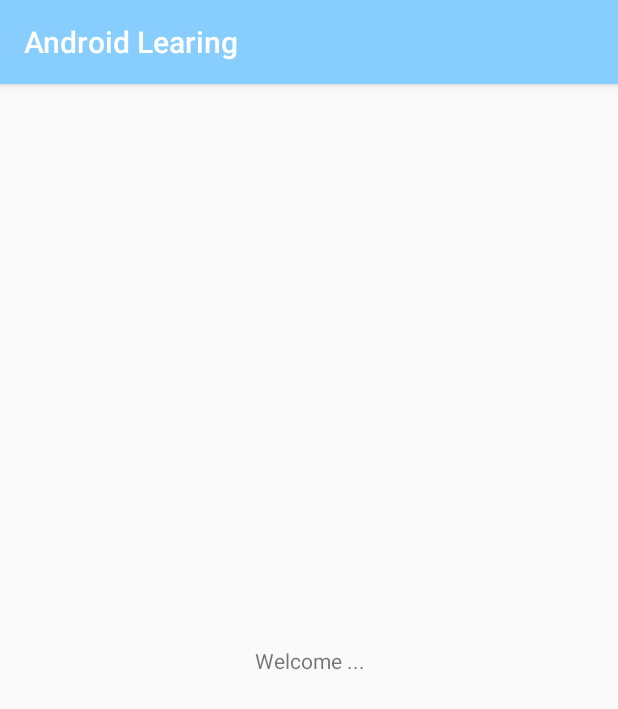
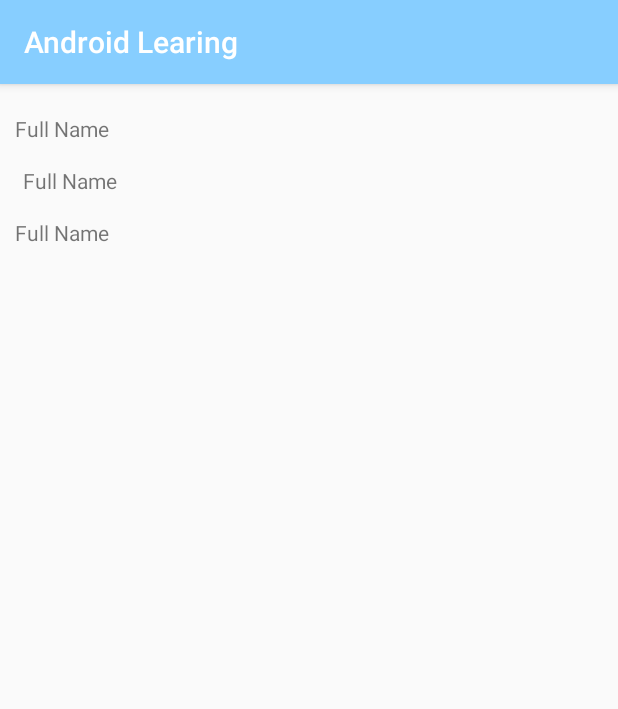
Before and after one commit to enamul95/AndroidLearning, an Android app: the Welcome screen opened directly, with no data from a screen before it, on a phone screen of 412 x 824 dp. Shown: the top 709 px of the screen. Run offline under Robolectric (Android 15) with nearby library versions, the phone set to English and light mode, and no system bars.

Commit message:
login & view data

```diff
--- a/app/src/main/java/era/com/app/Welcome.java
+++ b/app/src/main/java/era/com/app/Welcome.java
@@ -4,24 +4,52 @@ import androidx.appcompat.app.AppCompatActivity;
 
 import android.content.Intent;
 import android.os.Bundle;
+import android.util.Log;
 import android.view.View;
 import android.widget.TextView;
+import android.widget.Toast;
+
+import era.com.app.dao.DBHelpler;
+import era.com.app.model.RegistrationModel;
 
 public class Welcome extends AppCompatActivity {
 
-TextView lb_user_name;
+    TextView tv_full_name;
+    TextView tv_mobile;
+    TextView tv_email;
+
+    DBHelpler dbHelpler;
+
+
 
     @Override
     protected void onCreate(Bundle savedInstanceState) {
         super.onCreate(savedInstanceState);
         setContentView(R.layout.activity_welcome);
 
-        lb_user_name = findViewById(R.id.lb_user_name);
+
+        tv_full_name = findViewById(R.id.tv_full_name);
+        tv_mobile = findViewById(R.id.tv_mobile);
+        tv_email = findViewById(R.id.tv_email);
+
+
+        dbHelpler = new DBHelpler(this);
 
         Intent i = getIntent();
-        String username  = i.getStringExtra("user_name");
+        String mobileNumer = i.getStringExtra("mobileNumer");
 
-        lb_user_name.setText(username);
+        RegistrationModel outModel = dbHelpler.getData(mobileNumer);
+
+        tv_full_name.setText(outModel.getFullName());
+        tv_mobile.setText(outModel.getPhone());
+        tv_email.setText(outModel.getEamil());
+
+       // Toast.makeText(this, outModel.getFullName(), Toast.LENGTH_SHORT).show();
+
+
+        // Log.e("mobileNumer-->",mobileNumer);
+
+        //  lb_user_name.setText(username);
 
 
     }
--- a/app/src/main/java/era/com/app/dao/DBHelpler.java
+++ b/app/src/main/java/era/com/app/dao/DBHelpler.java
@@ -2,10 +2,14 @@ package era.com.app.dao;
 
 import android.content.ContentValues;
 import android.content.Context;
+import android.database.Cursor;
 import android.database.sqlite.SQLiteDatabase;
 import android.database.sqlite.SQLiteOpenHelper;
 
 import androidx.annotation.Nullable;
+
+import java.util.ArrayList;
+import java.util.List;
 
 import era.com.app.model.RegistrationModel;
 
@@ -46,6 +50,49 @@ public class DBHelpler extends SQLiteOpenHelper {
         return rValue;
 
     }
+
+
+    public Long doLogin(RegistrationModel model) {
+        long rValue = -1;
+        String sql = "SELECT * FROM registration_tb where phone='"+model.getPhone()+ "' AND pass = '"+model.getPassword()+"' ";
+        SQLiteDatabase sqdb = this.getReadableDatabase();
+        Cursor c = sqdb.rawQuery(sql, null);
+        if (c.moveToFirst()) {
+            rValue = 1;
+        }
+        return rValue;
+
+    }
+
+
+
+
+    public boolean isExist(RegistrationModel model) {
+        boolean rValue = false;
+        String sql = "SELECT * FROM registration_tb where phone='"+model.getPhone()+ "' ";
+        SQLiteDatabase sqdb = this.getReadableDatabase();
+        Cursor c = sqdb.rawQuery(sql, null);
+        if (c.moveToFirst()) {
+            rValue = true;
+        }
+        return rValue;
+
+    }
+
+    public RegistrationModel getData(String mobileNumber) {
+        RegistrationModel outModel = new RegistrationModel();
+        String sql = "SELECT * FROM registration_tb where phone='"+mobileNumber+ "' ";
+        SQLiteDatabase sqdb = this.getReadableDatabase();
+        Cursor c = sqdb.rawQuery(sql, null);
+        if (c.moveToFirst()) {
+            //String name = c.getString(c.getColumnIndex("fullname"));
+            outModel.setFullName(c.getString(c.getColumnIndex("fullname")));
+            outModel.setEamil(c.getString(c.getColumnIndex("email")));
+            outModel.setPhone(c.getString(c.getColumnIndex("phone")));
+        }
+        return outModel;
+
+    }
     // inster into registration_tb(fullname,email,phone,pass)values('enamul','enaul@gmail.com','','11');
 
 }
--- a/app/src/main/res/layout/activity_welcome.xml
+++ b/app/src/main/res/layout/activity_welcome.xml
@@ -1,28 +1,77 @@
 <?xml version="1.0" encoding="utf-8"?>
-<androidx.constraintlayout.widget.ConstraintLayout xmlns:android="http://schemas.android.com/apk/res/android"
+<LinearLayout xmlns:android="http://schemas.android.com/apk/res/android"
     xmlns:app="http://schemas.android.com/apk/res-auto"
     xmlns:tools="http://schemas.android.com/tools"
     android:layout_width="match_parent"
     android:layout_height="match_parent"
+    android:orientation="vertical"
     tools:context=".Welcome">
 
-    <TextView
-        android:id="@+id/lb_welcome_label"
+
+    <LinearLayout
         android:layout_width="match_parent"
         android:layout_height="wrap_content"
-        android:gravity="center"
-        android:text="Welcome ..."
-        app:layout_constraintBottom_toBottomOf="parent"
-        app:layout_constraintEnd_toEndOf="parent"
-        app:layout_constraintStart_toStartOf="parent"
-        app:layout_constraintTop_toTopOf="parent" />
+        android:layout_marginTop="@dimen/margin_20"
+        android:layout_marginLeft="@dimen/margin_10"
+        android:layout_marginRight="@dimen/margin_10"
+        android:weightSum="2">
+        <TextView
+            android:layout_width="match_parent"
+            android:layout_height="wrap_content"
+            android:layout_weight="1"
+            android:text="@string/lb_name"/>
 
-    <TextView
-        android:id="@+id/lb_user_name"
+        <TextView
+            android:id="@+id/tv_full_name"
+            android:layout_width="match_parent"
+            android:layout_height="wrap_content"
+            android:layout_weight="1"/>
+
+    </LinearLayout>
+
+    <LinearLayout
         android:layout_width="match_parent"
         android:layout_height="wrap_content"
-        android:text="@string/lb_eduction"
-        android:gravity="center"
-        app:layout_constraintTop_toBottomOf="@+id/lb_welcome_label" />
+        android:layout_marginTop="@dimen/margin_10"
+        android:layout_marginLeft="@dimen/margin_10"
+        android:layout_marginRight="@dimen/margin_10"
+        android:weightSum="2">
+        <TextView
+            android:layout_width="match_parent"
+            android:layout_height="wrap_content"
+            android:layout_weight="1"
+            android:text="@string/lb_name"
+            android:padding="@dimen/padding_5"/>
 
-</androidx.constraintlayout.widget.ConstraintLayout>
+        <TextView
+            android:id="@+id/tv_mobile"
+            android:layout_width="match_parent"
+            android:layout_height="wrap_content"
+            android:layout_weight="1"/>
+
+    </LinearLayout>
+
+    <LinearLayout
+        android:layout_width="match_parent"
+        android:layout_height="wrap_content"
+        android:layout_marginTop="@dimen/margin_10"
+        android:layout_marginLeft="@dimen/margin_10"
+        android:layout_marginRight="@dimen/margin_10"
+        android:weightSum="2">
+        <TextView
+            android:layout_width="match_parent"
+            android:layout_height="wrap_content"
+            android:layout_weight="1"
+            android:text="@string/lb_name"/>
+
+        <TextView
+            android:id="@+id/tv_email"
+            android:layout_width="match_parent"
+            android:layout_height="wrap_content"
+            android:layout_weight="1"/>
+
+    </LinearLayout>
+
+
+
+</LinearLayout>
--- a/app/src/main/res/values/dimens.xml
+++ b/app/src/main/res/values/dimens.xml
@@ -6,6 +6,12 @@
     <dimen name="margin_20">20dp</dimen>
     <dimen name="margin_30">30dp</dimen>
 
+    <dimen name="padding_5">5dp</dimen>
+    <dimen name="padding_10">10dp</dimen>
+    <dimen name="padding_15">15dp</dimen>
+    <dimen name="padding_20">20dp</dimen>
+    <dimen name="padding_30">30dp</dimen>
+
     <dimen name="text_size_header">20sp</dimen>
     <dimen name="text_size">16sp</dimen>
 </resources>
--- a/app/src/main/res/values/strings.xml
+++ b/app/src/main/res/values/strings.xml
@@ -2,7 +2,7 @@
     <string name="app_name">Android Learing</string>
     <string name="lb_medum">Medium</string>
     <string name="lb_eduction">Education</string>
-    <string name="lb_user_name">User Name</string>
+    <string name="lb_user_name">Mobile No</string>
     <string name="lb_password">Password</string>
     <string name="btn_login">Login</string>
     <string name="not_yet_register">Not yet registered?</string>
@@ -11,4 +11,5 @@
     <string name="lb_email">Email</string>
     <string name="lb_pone">Phone</string>
     <string name="btn_registration">Register</string>
+    <string name="view_regsiter">View All User Info</string>
 </resources>
```
Also changed, not shown: app/src/main/java/era/com/app/MainActivity.java (+29 -6 lines), app/src/main/java/era/com/app/Registration.java (+14 -2 lines), app/src/main/java/era/com/app/model/RegistrationModel.java (+9 -0 lines), app/src/main/res/layout/activity_main.xml (+19 -0 lines).
